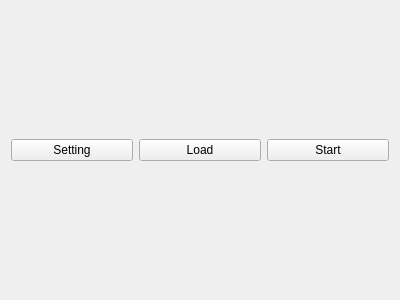
Before: the Qt Designer form ui/ProjectWindow_buttons.ui in ece324-2020/Mask-Off, drawn with Qt 5.
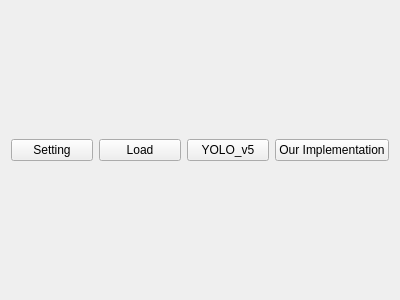
After: the same form once the commit is applied.

Commit message: temporary yolov5 viewing GUI

```diff
--- a/ui/ProjectWindow_buttons.ui
+++ b/ui/ProjectWindow_buttons.ui
@@ -31,7 +31,14 @@
    <item row="0" column="2">
     <widget class="QPushButton" name="start_button">
      <property name="text">
-      <string>Start</string>
+      <string>YOLO_v5</string>
+     </property>
+    </widget>
+   </item>
+   <item row="0" column="3">
+    <widget class="QPushButton" name="using_own_button">
+     <property name="text">
+      <string>Our Implementation</string>
      </property>
     </widget>
    </item>
```
The commit also changes 4 other files.
